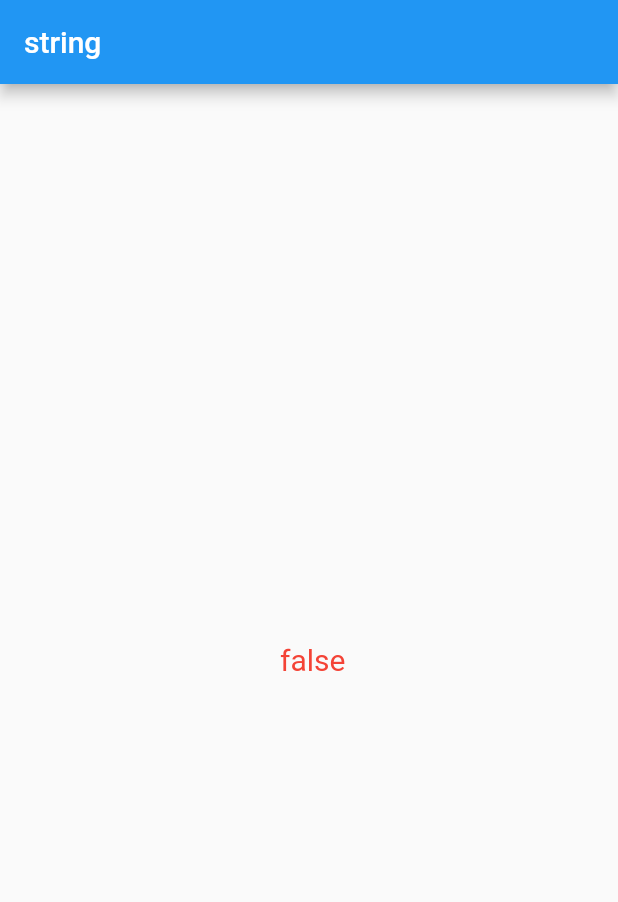
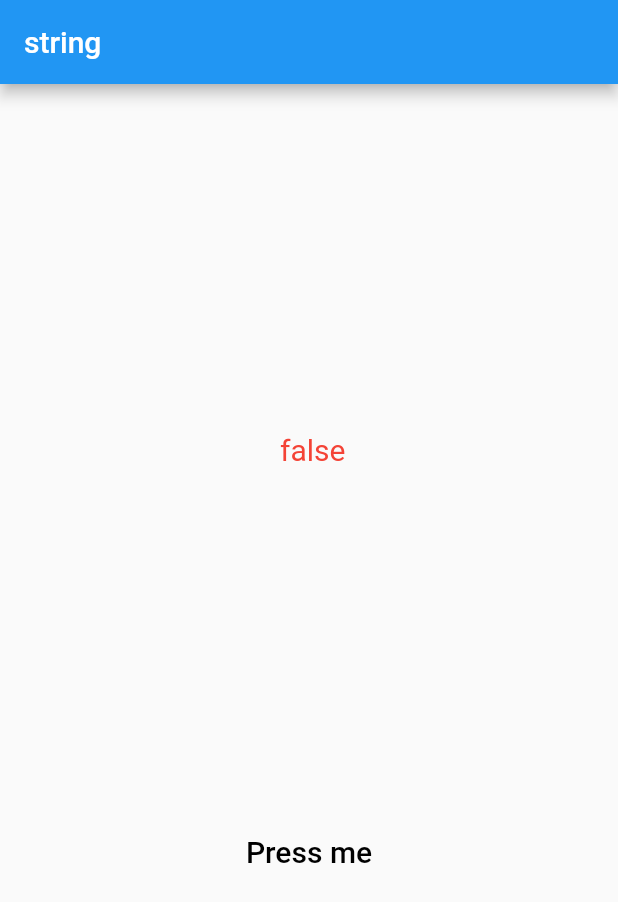
Before and after one commit to Web82-Thom/my_1er_pack, a Flutter app: the screen it shows after launch, on a phone screen of 412 x 824 dp. Shown: the top 902 px of the screen. Run offline on Flutter 3.47's test engine with Material 2 defaults, Android fonts, the phone set to English and light mode, and no system bars.

```diff
--- a/example/lib/main.dart
+++ b/example/lib/main.dart
@@ -35,8 +35,19 @@ class _MyHomePageState extends State<MyHomePage> {
     return Adaptive.scaffold(
       string: "string",
       body: Center(
-        child: (
-          Adaptive.text(string:" ${Adaptive.isIOS()}", color: Colors.red)
+        child: Column(
+          mainAxisAlignment: MainAxisAlignment.spaceEvenly,
+          children: [
+          Adaptive.text(string:" ${Adaptive.isIOS()}", color: Colors.red),
+          TextButton(
+            child: Adaptive.text(string: "Press me"),
+            onPressed: (){
+              Adaptive.alert(context: context);
+            } ,
+          )
+
+
+          ],
         )
       ));
   }
```
Also changed, not shown: lib/my_1er_pack.dart (+38 -0 lines).
